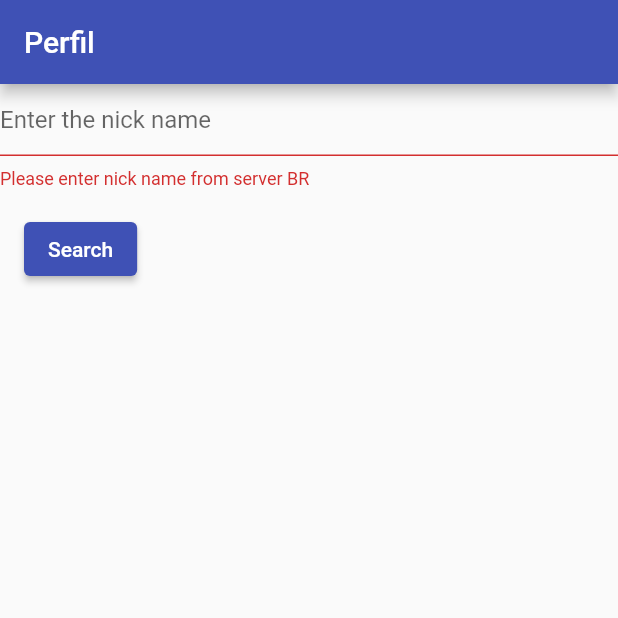
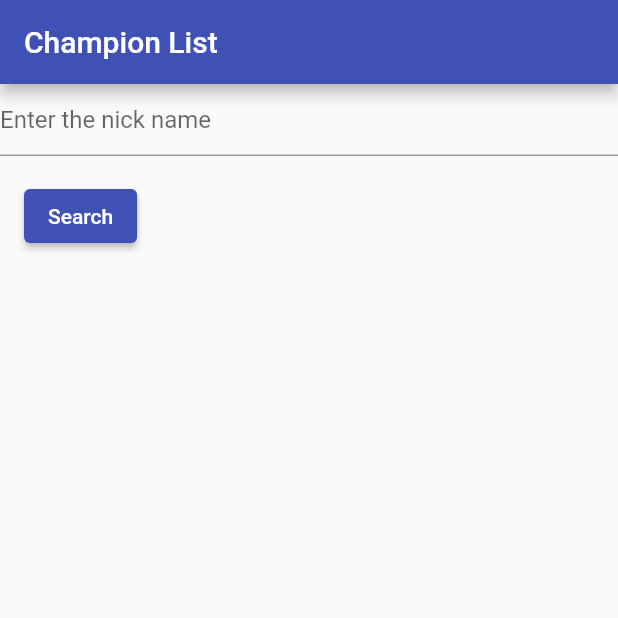
Before and after one commit to wellington-brito/league, a Flutter app: the screen it shows after launch, after a tap on "Search", on a phone screen of 412 x 824 dp, the top half of it. Run offline on Flutter 3.47's test engine with Material 2 defaults, Android fonts, the phone set to English and light mode, and no system bars; our stand-ins replace get_it; missing offline and left inert: alert; network calls fail.

Commit message:
Object/factory with  type SummonerService is not registered inside GetIt.

```diff
--- a/lib/main.dart
+++ b/lib/main.dart
@@ -2,12 +2,13 @@ import 'package:flutter/material.dart';
 import 'package:get_it/get_it.dart';
 import 'package:http/http.dart' as http;
 import 'package:league/services/champion_service.dart';
+import 'package:league/services/summoner_service.dart';
 import 'package:league/views/champion_list.dart';
 import 'package:get_it/get_it.dart';
-import 'package:league/views/perfil_stats.dart';
+import 'package:league/views/search_summoner_view_.dart';
 
 
-GetIt getIt = GetIt.I;
+final GetIt getIt = GetIt.I;
 
 void main() {
   setUpLocator();
@@ -16,6 +17,7 @@ void main() {
 
 void setUpLocator(){
   getIt.registerLazySingleton(() => ChampionService());
+  getIt.registerSingleton(() => SummonerService());
 }
 
 class MyApp extends StatelessWidget {
@@ -27,7 +29,7 @@ class MyApp extends StatelessWidget {
       theme: ThemeData(
         primarySwatch: Colors.indigo,
       ),
-      home: PerfilStats(),
+      home: SearchSummonerView(),
     );
   }
 }
--- a/lib/models/Perfil.dart
+++ /dev/null
@@ -1,3 +0,0 @@
-class Perfil{
-
-}
--- a/lib/models/champion.dart
+++ b/lib/models/champion.dart
@@ -6,7 +6,6 @@ class Champion {
   String title;
   String blurb;
   //String skins;
-
 
   Champion({
     required this.version,
--- /dev/null
+++ b/lib/models/summoner.dart
@@ -0,0 +1,25 @@
+class Summoner {
+  String id, accountId, puuid, name, profileIconId, revisionDate, summonerLevel;
+
+  Summoner({
+    required this.id,
+    required this.accountId,
+    required this.puuid,
+    required this.name,
+    required this.profileIconId,
+    required this.revisionDate,
+    required this.summonerLevel
+  });
+
+  factory Summoner.fromJson(Map<String, dynamic> json){
+    return Summoner(
+      id: json['id'],
+      accountId: json['accountId'],
+      puuid: json['puuid'],
+      name: json['name'],
+      profileIconId: json['profileIconId'],
+      revisionDate: json['revisionDate'],
+      summonerLevel: json['summonerLevel']
+    );
+  }
+}
--- a/lib/services/champion_service.dart
+++ b/lib/services/champion_service.dart
@@ -1,5 +1,4 @@
 import 'dart:convert';
-import 'dart:developer';
 import 'package:league/models/api_response.dart';
 import 'package:league/models/champion.dart';
 import 'package:http/http.dart' as http;
--- /dev/null
+++ b/lib/services/summoner_service.dart
@@ -0,0 +1,33 @@
+import 'dart:convert';
+import 'package:league/models/api_response.dart';
+import 'package:league/models/summoner.dart';
+import 'package:http/http.dart' as http;
+import '../models/summoner.dart';
+
+class SummonerService {
+  SummonerService();
+  late var summoner = <Summoner>[];
+  static const api = 'https://br1.api.riotgames.com/lol/summoner/v4/summoners/by-name/';
+  static const headers = {
+    "User-Agent": "Mozilla/5.0 (Windows NT 10.0; Win64; x64) AppleWebKit/537.36 (KHTML, like Gecko) Chrome/89.0.4389.128 Safari/537.36 OPR/75.0.3969.282",
+    "Accept-Language": "pt-BR,pt;q=0.9,en-US;q=0.8,en;q=0.7",
+    "Accept-Charset": "application/x-www-form-urlencoded; charset=UTF-8",
+    "Origin": "https://developer.riotgames.com",
+    "X-Riot-Token": "RGAPI-b3c212a8-7fdd-420c-8eab-45c8bc0d7c50"
+  };
+
+  Future<APIResponse<List<Summoner>>> getDataSummoner(nickName) {
+    return http
+        .get(Uri.parse(api + nickName), headers: headers)
+        .then((response) {
+        if (response.statusCode == 200) {
+          print(response.body);
+          //summoner = jsonDecode(response.body);
+          return APIResponse<List<Summoner>>(data: summoner );
+        } else {
+          return APIResponse<List<Summoner>>(data: summoner);
+        }
+    }).catchError((_) => APIResponse<List<Summoner>>(
+      data: [], error: true, errorMessage: 'An erro ocurred.'));
+  }
+}
--- a/lib/views/perfil_stats.dart
+++ /dev/null
@@ -1,87 +0,0 @@
-import 'package:flutter/cupertino.dart';
-import 'package:flutter/foundation.dart';
-import 'package:flutter/material.dart';
-import 'package:http/http.dart' as http;
-import 'dart:convert';
-
-class PerfilStats extends StatelessWidget {
-
-  @override
-  Widget build(BuildContext context) {
-    return Scaffold(
-      appBar: AppBar(title: Text('Perfil')),
-      body: const MyStatefulWidget(),
-    );
-  }
-}
-
-class MyStatefulWidget extends StatefulWidget {
-  const MyStatefulWidget({Key? key}) : super(key: key);
-
-  @override
-  State<MyStatefulWidget> createState() => _MyStatefulWidgetState();
-}
-
-/// This is the private State class that goes with MyStatefulWidget.
-class _MyStatefulWidgetState extends State<MyStatefulWidget> {
-  final GlobalKey<FormState> _formKey = GlobalKey<FormState>();
-  String nickName = '';
-  Object profile = {};
-  @override
-  Widget build(BuildContext context) {
-    return Form(
-      key: _formKey,
-      child: Column(
-        crossAxisAlignment: CrossAxisAlignment.start,
-        children: <Widget>[
-          TextFormField(
-            decoration: const InputDecoration(
-              hintText: 'Enter the nick name',
-            ),
-            validator: (String? value) {
-              if (value == null || value.isEmpty) {
-                return 'Please enter nick name from server BR';
-              }else{
-                nickName = value;
-              }
-              return null;
-            },
-          ),
-          Padding(
-            padding: const EdgeInsets.symmetric(vertical: 16.0, horizontal: 16.0),
-            child: ElevatedButton(
-              onPressed: () {
-                // Validate will return true if the form is valid, or false if
-                // the form is invalid.
-                if (_formKey.currentState!.validate()) {
-                  // Process data.
-                  getProfile();
-                  }
-                },
-              child: const Text('Search'),
-            ),
-          ),
-        ],
-      ),
-    );
-  }
-
-
-  getProfile(){
-    print("CLICOU: "+ nickName);
-    //headers
-
-    http.get(Uri.parse(
-        'https://br1.api.riotgames.com/lol/summoner/v4/summoners/by-name/'+nickName), headers: headers)
-        .then((response) {
-      if (response.statusCode == 200) {
-        profile = jsonDecode(response.body);
-        ScaffoldMessenger.of(context).showSnackBar(SnackBar(
-          content: Text(profile.toString()),
-        ));
-      } else {
-        print(response.statusCode);
-      }
-    });
-  }
-}
--- /dev/null
+++ b/lib/views/search_summoner_view_.dart
@@ -0,0 +1,71 @@
+import 'package:flutter/cupertino.dart';
+import 'package:flutter/material.dart';
+import 'package:get_it/get_it.dart';
+import 'package:league/models/api_response.dart';
+import 'package:league/models/summoner.dart';
+import 'package:league/services/summoner_service.dart';
+
+class SearchSummonerView extends StatefulWidget {
+  @override
+  _SearchSummonerViewState createState() => _SearchSummonerViewState();
+}
+
+class _SearchSummonerViewState extends State<SearchSummonerView> {
+  SummonerService get service => GetIt.I<SummonerService>();
+  late APIResponse<List<Summoner>> _apiResponse;
+  String nickName = "";
+
+  @override
+  void initState() {
+    super.initState();
+  }
+
+  @override
+  Widget build(BuildContext context) {
+    return Scaffold(
+        appBar: AppBar(title: Text('Champion List')),
+        body: Builder(
+            builder: (_){
+              return Form(
+                child: Column(
+                  crossAxisAlignment: CrossAxisAlignment.start,
+                  children: <Widget>[
+                    TextFormField(
+                      decoration: const InputDecoration(
+                        hintText: 'Enter the nick name',
+                      ),
+                      validator: (String? value) {
+                        if (value == null || value.isEmpty) {
+                          return 'Please enter nick name from server BR';
+                        } else {
+                          nickName = value;
+                        }
+                        return null;
+                      },
+                    ),
+                    Padding(
+                      padding: const EdgeInsets.symmetric(
+                          vertical: 16.0, horizontal: 16.0),
+                      child: ElevatedButton(
+                        onPressed: () {
+                          // Validate will return true if the form is valid, or false if
+                          // the form is invalid.
+
+                          // Process data.
+                          _apiResponse = service.getDataSummoner(nickName) as APIResponse<List<Summoner>>;
+                          // print(_apiResponse.toString());
+
+                        },
+                        child: const Text('Search'),
+                      ),
+                    ),
+                  ],
+                ),
+              );
+            },
+            ));
+  }
+
+
+
+}
```
Also changed, not shown: lib/models/Jogos.dart (deleted), lib/models/jogos.dart (added), pubspec.lock.
